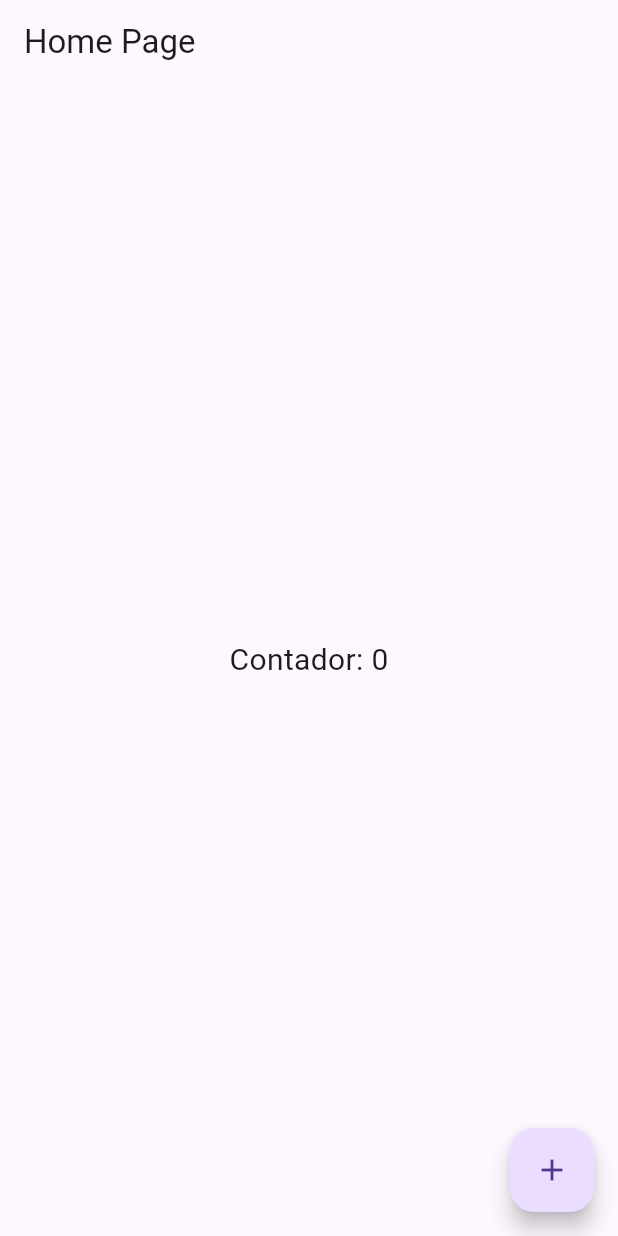
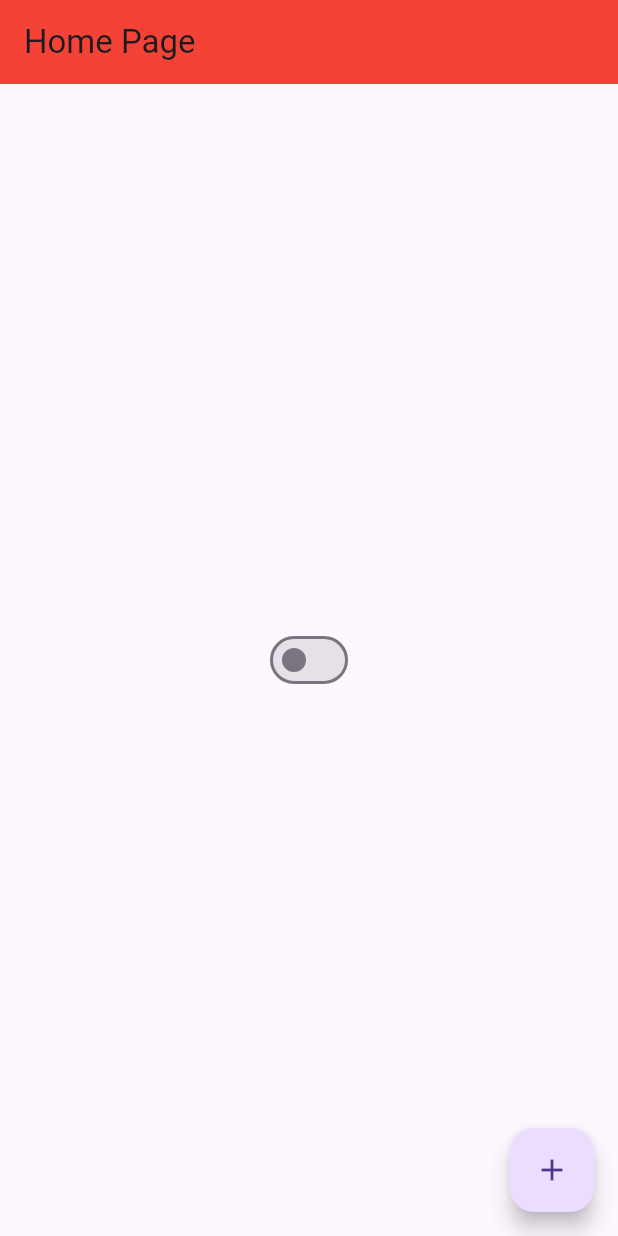
Before and after one commit to joaoSenaidev/Flutter_dart-Aprendizagem, a Flutter app: the screen it shows after launch, on a phone screen of 412 x 824 dp. Run offline on Flutter 3.47's test engine with Material 3 defaults, Android fonts, the phone set to English and light mode, and no system bars.

Commit message:
Atualizando conhecimentos

```diff
--- a/ola/lib/app.widget.dart
+++ b/ola/lib/app.widget.dart
@@ -1,13 +1,25 @@
 import 'package:flutter/material.dart';
+import 'package:ola/app_controller.dart';
 
 import 'home_page.dart';
 
 class Appwidget extends StatelessWidget {
   @override
   Widget build(BuildContext context) {
-    return MaterialApp(
-      theme: ThemeData(primarySwatch: Colors.red),
-      home: HomePage(),
+    return AnimatedBuilder(
+      animation: AppController.istance,
+      builder: (context, child) {
+        return MaterialApp(
+          theme: ThemeData(
+            primarySwatch: Colors.red,
+            brightness:
+                AppController.istance.isDartTheme
+                    ? Brightness.dark
+                    : Brightness.light,
+          ),
+          home: HomePage(),
+        );
+      },
     );
   }
 }
--- /dev/null
+++ b/ola/lib/app_controller.dart
@@ -0,0 +1,11 @@
+import 'package:flutter/material.dart';
+
+class AppController extends ChangeNotifier {
+  static AppController istance = AppController();
+
+  bool isDartTheme = false;
+  changeTheme() {
+    isDartTheme = !isDartTheme;
+    notifyListeners();
+  }
+}
--- a/ola/lib/home_page.dart
+++ b/ola/lib/home_page.dart
@@ -1,4 +1,5 @@
 import 'package:flutter/material.dart';
+import 'package:ola/app_controller.dart';
 
 class HomePage extends StatefulWidget {
   @override
@@ -9,22 +10,22 @@
 
 class HomePageState extends State<HomePage> {
   int counter = 0;
+  bool isDartTheme = false;
 
   @override
   Widget build(BuildContext context) {
     return Scaffold(
-      appBar: AppBar(title: Text('Home Page')),
+      appBar: AppBar(title: Text('Home Page'), backgroundColor: Colors.red),
 
       body: Center(
-        child: GestureDetector(
-          child: Text('Contador: $counter', style: TextStyle(fontSize: 20)),
-          onTap: () {
-            setState(() {
-              counter++;
-            });
+        child: Switch(
+          value: AppController.istance.isDartTheme,
+          onChanged: (value) {
+            AppController.istance.changeTheme();
           },
         ),
       ),
+
       floatingActionButton: FloatingActionButton(
         child: Icon(Icons.add),
         onPressed: () {
```
